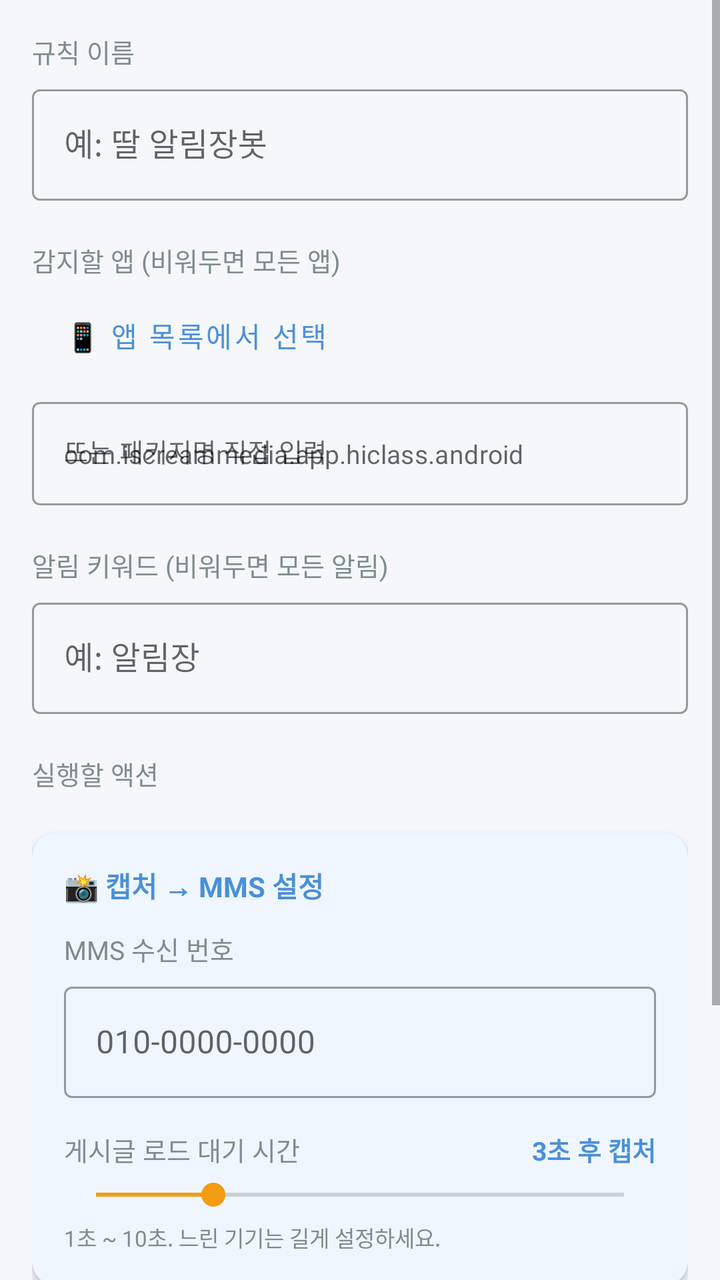
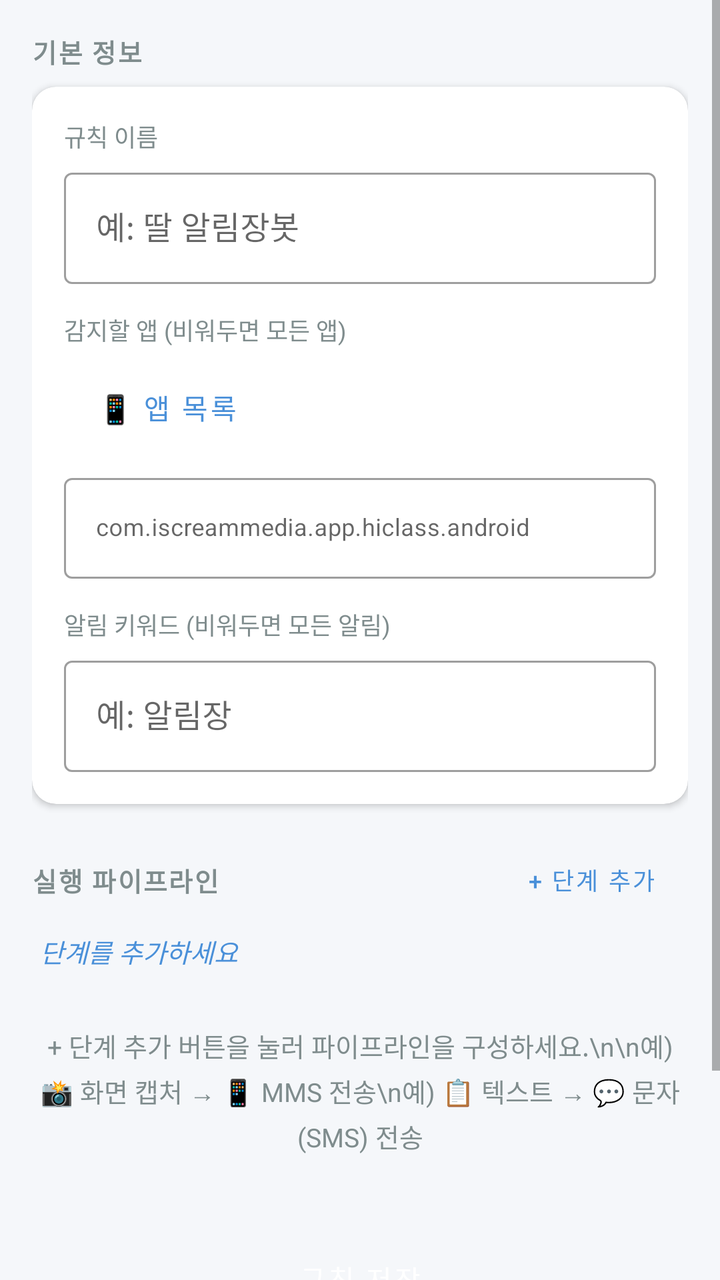

Two renders of the same Android screen: before a commit and after it. Below are the layout's source before the change and the commit's diff.
<!-- AndroidManifest.xml: application theme Theme.AlimjangBot -->
<!-- res/layout/activity_rule_edit.xml -->
<?xml version="1.0" encoding="utf-8"?>
<ScrollView xmlns:android="http://schemas.android.com/apk/res/android"
    xmlns:app="http://schemas.android.com/apk/res-auto"
    android:layout_width="match_parent"
    android:layout_height="match_parent"
    android:background="@color/background">

    <LinearLayout
        android:layout_width="match_parent"
        android:layout_height="wrap_content"
        android:orientation="vertical"
        android:padding="16dp">

        
        <TextView android:layout_width="wrap_content" android:layout_height="wrap_content"
            android:text="규칙 이름" android:textSize="13sp" android:textColor="@color/text_secondary"
            android:layout_marginBottom="4dp" />

        <com.google.android.material.textfield.TextInputLayout
            android:layout_width="match_parent" android:layout_height="wrap_content"
            android:layout_marginBottom="20dp"
            style="@style/Widget.MaterialComponents.TextInputLayout.OutlinedBox">
            <com.google.android.material.textfield.TextInputEditText
                android:id="@+id/etRuleName"
                android:layout_width="match_parent" android:layout_height="wrap_content"
                android:hint="예: 딸 알림장봇" android:inputType="text" />
        </com.google.android.material.textfield.TextInputLayout>

        
        <TextView android:layout_width="wrap_content" android:layout_height="wrap_content"
            android:text="감지할 앱 (비워두면 모든 앱)" android:textSize="13sp"
            android:textColor="@color/text_secondary" android:layout_marginBottom="4dp" />

        
        <LinearLayout android:layout_width="match_parent" android:layout_height="wrap_content"
            android:orientation="horizontal" android:gravity="center_vertical"
            android:layout_marginBottom="4dp">

            <Button
                android:id="@+id/btnPickApp"
                android:layout_width="wrap_content" android:layout_height="wrap_content"
                android:text="📱 앱 목록에서 선택"
                style="@style/Widget.MaterialComponents.Button.OutlinedButton" />

            <TextView
                android:id="@+id/tvSelectedApp"
                android:layout_width="0dp" android:layout_height="wrap_content"
                android:layout_weight="1" android:layout_marginStart="12dp"
                android:textSize="14sp" android:textStyle="bold"
                android:textColor="@color/primary"
                android:visibility="gone" />
        </LinearLayout>

        
        <com.google.android.material.textfield.TextInputLayout
            android:layout_width="match_parent" android:layout_height="wrap_content"
            android:layout_marginBottom="20dp"
            android:hint="또는 패키지명 직접 입력"
            style="@style/Widget.MaterialComponents.TextInputLayout.OutlinedBox">
            <com.google.android.material.textfield.TextInputEditText
                android:id="@+id/etPackageName"
                android:layout_width="match_parent" android:layout_height="wrap_content"
                android:hint="com.iscreammedia.app.hiclass.android"
                android:inputType="text" android:textSize="13sp" />
        </com.google.android.material.textfield.TextInputLayout>

        
        <TextView android:layout_width="wrap_content" android:layout_height="wrap_content"
            android:text="알림 키워드 (비워두면 모든 알림)" android:textSize="13sp"
            android:textColor="@color/text_secondary" android:layout_marginBottom="4dp" />

        <com.google.android.material.textfield.TextInputLayout
            android:layout_width="match_parent" android:layout_height="wrap_content"
            android:layout_marginBottom="20dp"
            style="@style/Widget.MaterialComponents.TextInputLayout.OutlinedBox">
            <com.google.android.material.textfield.TextInputEditText
                android:id="@+id/etKeyword"
                android:layout_width="match_parent" android:layout_height="wrap_content"
                android:hint="예: 알림장" android:inputType="text" />
        </com.google.android.material.textfield.TextInputLayout>

        
        <TextView android:layout_width="wrap_content" android:layout_height="wrap_content"
            android:text="실행할 액션" android:textSize="13sp"
            android:textColor="@color/text_secondary" android:layout_marginBottom="4dp" />

        <RadioGroup
            android:id="@+id/rgAction"
            android:layout_width="match_parent"
            android:layout_height="wrap_content"
            android:layout_marginBottom="16dp" />

        
        <androidx.cardview.widget.CardView
            android:id="@+id/cardMmsConfig"
            android:layout_width="match_parent" android:layout_height="wrap_content"
            android:layout_marginBottom="20dp"
            app:cardCornerRadius="12dp" app:cardElevation="2dp"
            app:cardBackgroundColor="#F0F6FF">

            <LinearLayout
                android:layout_width="match_parent" android:layout_height="wrap_content"
                android:orientation="vertical" android:padding="16dp">

                <TextView android:layout_width="wrap_content" android:layout_height="wrap_content"
                    android:text="📸 캡처 → MMS 설정" android:textSize="14sp"
                    android:textStyle="bold" android:layout_marginBottom="12dp"
                    android:textColor="@color/primary" />

                
                <TextView android:layout_width="wrap_content" android:layout_height="wrap_content"
                    android:text="MMS 수신 번호" android:textSize="13sp"
                    android:textColor="@color/text_secondary" android:layout_marginBottom="4dp" />

                <com.google.android.material.textfield.TextInputLayout
                    android:layout_width="match_parent" android:layout_height="wrap_content"
                    android:layout_marginBottom="16dp"
                    style="@style/Widget.MaterialComponents.TextInputLayout.OutlinedBox">
                    <com.google.android.material.textfield.TextInputEditText
                        android:id="@+id/etRecipient"
                        android:layout_width="match_parent" android:layout_height="wrap_content"
                        android:hint="010-0000-0000" android:inputType="phone" />
                </com.google.android.material.textfield.TextInputLayout>

                
                <LinearLayout android:layout_width="match_parent" android:layout_height="wrap_content"
                    android:orientation="horizontal" android:gravity="center_vertical">
                    <TextView android:layout_width="0dp" android:layout_height="wrap_content"
                        android:layout_weight="1" android:text="게시글 로드 대기 시간"
                        android:textSize="13sp" android:textColor="@color/text_secondary" />
                    <TextView android:id="@+id/tvDelayLabel"
                        android:layout_width="wrap_content" android:layout_height="wrap_content"
                        android:text="3초 후 캡처" android:textSize="13sp"
                        android:textColor="@color/primary" android:textStyle="bold" />
                </LinearLayout>

                <SeekBar android:id="@+id/seekBarDelay"
                    android:layout_width="match_parent" android:layout_height="wrap_content"
                    android:layout_marginTop="4dp" android:max="9" android:progress="2" />

                <TextView android:layout_width="match_parent" android:layout_height="wrap_content"
                    android:text="1초 ~ 10초. 느린 기기는 길게 설정하세요."
                    android:textSize="11sp" android:textColor="@color/text_secondary"
                    android:layout_marginTop="4dp" />
            </LinearLayout>
        </androidx.cardview.widget.CardView>

        
        <Button
            android:id="@+id/btnSave"
            android:layout_width="match_parent" android:layout_height="52dp"
            android:layout_marginBottom="8dp"
            android:text="규칙 저장"
            style="@style/Widget.MaterialComponents.Button" />

        <Button
            android:id="@+id/btnTest"
            android:layout_width="match_parent" android:layout_height="52dp"
            android:layout_marginBottom="24dp"
            android:text="🧪 테스트 전송 (현재 화면 캡처)"
            style="@style/Widget.MaterialComponents.Button.OutlinedButton" />

    </LinearLayout>
</ScrollView>
<!-- resources referenced by this layout -->
<resources>
  <color name="background">#F5F7FA</color>
  <color name="primary">#4A90D9</color>
  <color name="text_secondary">#7F8C8D</color>
  <style name="Theme.AlimjangBot" parent="Theme.MaterialComponents.DayNight.DarkActionBar">
          <item name="colorPrimary">@color/primary</item>
          <item name="colorPrimaryVariant">@color/primary_dark</item>
          <item name="colorOnPrimary">@color/white</item>
          <item name="colorSecondary">@color/accent</item>
          <item name="colorOnSecondary">@color/white</item>
          <item name="android:statusBarColor">@color/primary_dark</item>
          <item name="android:windowBackground">@color/background</item>
      </style>
  <color name="primary_dark">#2C6FAC</color>
  <color name="white">#FFFFFF</color>
  <color name="accent">#F39C12</color>
</resources>

<!-- the commit's change to res/layout/activity_rule_edit.xml (unified diff, before → after) -->
@@ -13,152 +13,122 @@
 
         
         <TextView android:layout_width="wrap_content" android:layout_height="wrap_content"
-            android:text="규칙 이름" android:textSize="13sp" android:textColor="@color/text_secondary"
-            android:layout_marginBottom="4dp" />
+            android:text="기본 정보" android:textSize="13sp" android:textStyle="bold"
+            android:textColor="@color/text_secondary" android:letterSpacing="0.06"
+            android:layout_marginBottom="8dp"/>
 
-        <com.google.android.material.textfield.TextInputLayout
+        <androidx.cardview.widget.CardView
             android:layout_width="match_parent" android:layout_height="wrap_content"
             android:layout_marginBottom="20dp"
-            style="@style/Widget.MaterialComponents.TextInputLayout.OutlinedBox">
-            <com.google.android.material.textfield.TextInputEditText
-                android:id="@+id/etRuleName"
-                android:layout_width="match_parent" android:layout_height="wrap_content"
-                android:hint="예: 딸 알림장봇" android:inputType="text" />
-        </com.google.android.material.textfield.TextInputLayout>
+            app:cardCornerRadius="12dp" app:cardElevation="2dp">
 
-        
-        <TextView android:layout_width="wrap_content" android:layout_height="wrap_content"
-            android:text="감지할 앱 (비워두면 모든 앱)" android:textSize="13sp"
-            android:textColor="@color/text_secondary" android:layout_marginBottom="4dp" />
+            <LinearLayout android:layout_width="match_parent" android:layout_height="wrap_content"
+                android:orientation="vertical" android:padding="16dp">
+
+                
+                <TextView android:layout_width="wrap_content" android:layout_height="wrap_content"
+                    android:text="규칙 이름" android:textSize="12sp" android:textColor="@color/text_secondary"
+                    android:layout_marginBottom="4dp"/>
+                <com.google.android.material.textfield.TextInputLayout
+                    android:layout_width="match_parent" android:layout_height="wrap_content"
+                    android:layout_marginBottom="14dp"
+                    style="@style/Widget.MaterialComponents.TextInputLayout.OutlinedBox">
+                    <com.google.android.material.textfield.TextInputEditText
+                        android:id="@+id/etRuleName" android:layout_width="match_parent"
+                        android:layout_height="wrap_content" android:hint="예: 딸 알림장봇"
+                        android:inputType="text"/>
+                </com.google.android.material.textfield.TextInputLayout>
+
+                
+                <TextView android:layout_width="wrap_content" android:layout_height="wrap_content"
+                    android:text="감지할 앱 (비워두면 모든 앱)" android:textSize="12sp"
+                    android:textColor="@color/text_secondary" android:layout_marginBottom="6dp"/>
+                <LinearLayout android:layout_width="match_parent" android:layout_height="wrap_content"
+                    android:orientation="horizontal" android:gravity="center_vertical"
+                    android:layout_marginBottom="6dp">
+                    <Button android:id="@+id/btnPickApp" android:layout_width="wrap_content"
+                        android:layout_height="wrap_content" android:text="📱 앱 목록"
+                        style="@style/Widget.MaterialComponents.Button.OutlinedButton"/>
+                    <TextView android:id="@+id/tvSelectedApp" android:layout_width="0dp"
+                        android:layout_height="wrap_content" android:layout_weight="1"
+                        android:layout_marginStart="10dp" android:textSize="13sp"
+                        android:textStyle="bold" android:textColor="@color/primary"
+                        android:visibility="gone"/>
+                </LinearLayout>
+                <com.google.android.material.textfield.TextInputLayout
+                    android:layout_width="match_parent" android:layout_height="wrap_content"
+                    android:layout_marginBottom="14dp"
+                    style="@style/Widget.MaterialComponents.TextInputLayout.OutlinedBox">
+                    <com.google.android.material.textfield.TextInputEditText
+                        android:id="@+id/etPackageName" android:layout_width="match_parent"
+                        android:layout_height="wrap_content"
+                        android:hint="com.iscreammedia.app.hiclass.android"
+                        android:inputType="text" android:textSize="12sp"/>
+                </com.google.android.material.textfield.TextInputLayout>
+
+                
+                <TextView android:layout_width="wrap_content" android:layout_height="wrap_content"
+                    android:text="알림 키워드 (비워두면 모든 알림)" android:textSize="12sp"
+                    android:textColor="@color/text_secondary" android:layout_marginBottom="4dp"/>
+                <com.google.android.material.textfield.TextInputLayout
+                    android:layout_width="match_parent" android:layout_height="wrap_content"
+                    style="@style/Widget.MaterialComponents.TextInputLayout.OutlinedBox">
+                    <com.google.android.material.textfield.TextInputEditText
+                        android:id="@+id/etKeyword" android:layout_width="match_parent"
+                        android:layout_height="wrap_content" android:hint="예: 알림장"
+                        android:inputType="text"/>
+                </com.google.android.material.textfield.TextInputLayout>
+
+            </LinearLayout>
+        </androidx.cardview.widget.CardView>
 
         
         <LinearLayout android:layout_width="match_parent" android:layout_height="wrap_content"
             android:orientation="horizontal" android:gravity="center_vertical"
-            android:layout_marginBottom="4dp">
-
-            <Button
-                android:id="@+id/btnPickApp"
-                android:layout_width="wrap_content" android:layout_height="wrap_content"
-                android:text="📱 앱 목록에서 선택"
-                style="@style/Widget.MaterialComponents.Button.OutlinedButton" />
-
-            <TextView
-                android:id="@+id/tvSelectedApp"
-                android:layout_width="0dp" android:layout_height="wrap_content"
-                android:layout_weight="1" android:layout_marginStart="12dp"
-                android:textSize="14sp" android:textStyle="bold"
-                android:textColor="@color/primary"
-                android:visibility="gone" />
+            android:layout_marginBottom="8dp">
+            <TextView android:layout_width="0dp" android:layout_height="wrap_content"
+                android:layout_weight="1" android:text="실행 파이프라인"
+                android:textSize="13sp" android:textStyle="bold"
+                android:textColor="@color/text_secondary" android:letterSpacing="0.06"/>
+            <Button android:id="@+id/btnAddStep" android:layout_width="wrap_content"
+                android:layout_height="36dp" android:text="+ 단계 추가"
+                android:textSize="12sp"
+                style="@style/Widget.MaterialComponents.Button.OutlinedButton"/>
         </LinearLayout>
 
         
-        <com.google.android.material.textfield.TextInputLayout
+        <TextView android:id="@+id/tvPipelineSummary"
             android:layout_width="match_parent" android:layout_height="wrap_content"
-            android:layout_marginBottom="20dp"
-            android:hint="또는 패키지명 직접 입력"
-            style="@style/Widget.MaterialComponents.TextInputLayout.OutlinedBox">
-            <com.google.android.material.textfield.TextInputEditText
-                android:id="@+id/etPackageName"
-                android:layout_width="match_parent" android:layout_height="wrap_content"
-                android:hint="com.iscreammedia.app.hiclass.android"
-                android:inputType="text" android:textSize="13sp" />
-        </com.google.android.material.textfield.TextInputLayout>
+            android:layout_marginBottom="8dp" android:paddingHorizontal="4dp"
+            android:text="단계를 추가하세요" android:textSize="13sp"
+            android:textColor="@color/primary" android:textStyle="italic"/>
 
         
-        <TextView android:layout_width="wrap_content" android:layout_height="wrap_content"
-            android:text="알림 키워드 (비워두면 모든 알림)" android:textSize="13sp"
-            android:textColor="@color/text_secondary" android:layout_marginBottom="4dp" />
-
-        <com.google.android.material.textfield.TextInputLayout
+        <TextView android:id="@+id/tvEmptySteps"
             android:layout_width="match_parent" android:layout_height="wrap_content"
-            android:layout_marginBottom="20dp"
-            style="@style/Widget.MaterialComponents.TextInputLayout.OutlinedBox">
-            <com.google.android.material.textfield.TextInputEditText
-                android:id="@+id/etKeyword"
-                android:layout_width="match_parent" android:layout_height="wrap_content"
-                android:hint="예: 알림장" android:inputType="text" />
-        </com.google.android.material.textfield.TextInputLayout>
+            android:paddingVertical="20dp" android:gravity="center"
+            android:text="+ 단계 추가 버튼을 눌러 파이프라인을 구성하세요.\n\n예) 📸 화면 캡처 → 📱 MMS 전송\n예) 📋 텍스트 → 💬 문자(SMS) 전송"
+            android:textSize="13sp" android:textColor="@color/text_secondary"
+            android:lineSpacingExtra="4dp" android:visibility="visible"/>
 
         
-        <TextView android:layout_width="wrap_content" android:layout_height="wrap_content"
-            android:text="실행할 액션" android:textSize="13sp"
-            android:textColor="@color/text_secondary" android:layout_marginBottom="4dp" />
-
-        <RadioGroup
-            android:id="@+id/rgAction"
+        <androidx.recyclerview.widget.RecyclerView
+            android:id="@+id/rvSteps"
             android:layout_width="match_parent"
             android:layout_height="wrap_content"
-            android:layout_marginBottom="16dp" />
+            android:nestedScrollingEnabled="false"
+            android:layout_marginBottom="16dp"/>
 
         
-        <androidx.cardview.widget.CardView
-            android:id="@+id/cardMmsConfig"
-            android:layout_width="match_parent" android:layout_height="wrap_content"
-            android:layout_marginBottom="20dp"
-            app:cardCornerRadius="12dp" app:cardElevation="2dp"
-            app:cardBackgroundColor="#F0F6FF">
+        <Button android:id="@+id/btnSave" android:layout_width="match_parent"
+            android:layout_height="52dp" android:layout_marginBottom="8dp"
+            android:text="규칙 저장"
+            style="@style/Widget.MaterialComponents.Button"/>
 
-            <LinearLayout
-                android:layout_width="match_parent" android:layout_height="wrap_content"
-                android:orientation="vertical" android:padding="16dp">
-
-                <TextView android:layout_width="wrap_content" android:layout_height="wrap_content"
-                    android:text="📸 캡처 → MMS 설정" android:textSize="14sp"
-                    android:textStyle="bold" android:layout_marginBottom="12dp"
-                    android:textColor="@color/primary" />
-
-                
-                <TextView android:layout_width="wrap_content" android:layout_height="wrap_content"
-                    android:text="MMS 수신 번호" android:textSize="13sp"
-                    android:textColor="@color/text_secondary" android:layout_marginBottom="4dp" />
-
-                <com.google.android.material.textfield.TextInputLayout
-                    android:layout_width="match_parent" android:layout_height="wrap_content"
-                    android:layout_marginBottom="16dp"
-                    style="@style/Widget.MaterialComponents.TextInputLayout.OutlinedBox">
-                    <com.google.android.material.textfield.TextInputEditText
-                        android:id="@+id/etRecipient"
-                        android:layout_width="match_parent" android:layout_height="wrap_content"
-                        android:hint="010-0000-0000" android:inputType="phone" />
-                </com.google.android.material.textfield.TextInputLayout>
-
-                
-                <LinearLayout android:layout_width="match_parent" android:layout_height="wrap_content"
-                    android:orientation="horizontal" android:gravity="center_vertical">
-                    <TextView android:layout_width="0dp" android:layout_height="wrap_content"
-                        android:layout_weight="1" android:text="게시글 로드 대기 시간"
-                        android:textSize="13sp" android:textColor="@color/text_secondary" />
-                    <TextView android:id="@+id/tvDelayLabel"
-                        android:layout_width="wrap_content" android:layout_height="wrap_content"
-                        android:text="3초 후 캡처" android:textSize="13sp"
-                        android:textColor="@color/primary" android:textStyle="bold" />
-                </LinearLayout>
-
-                <SeekBar android:id="@+id/seekBarDelay"
-                    android:layout_width="match_parent" android:layout_height="wrap_content"
-                    android:layout_marginTop="4dp" android:max="9" android:progress="2" />
-
-                <TextView android:layout_width="match_parent" android:layout_height="wrap_content"
-                    android:text="1초 ~ 10초. 느린 기기는 길게 설정하세요."
-                    android:textSize="11sp" android:textColor="@color/text_secondary"
-                    android:layout_marginTop="4dp" />
-            </LinearLayout>
-        </androidx.cardview.widget.CardView>
-
-        
-        <Button
-            android:id="@+id/btnSave"
-            android:layout_width="match_parent" android:layout_height="52dp"
-            android:layout_marginBottom="8dp"
-            android:text="규칙 저장"
-            style="@style/Widget.MaterialComponents.Button" />
-
-        <Button
-            android:id="@+id/btnTest"
-            android:layout_width="match_parent" android:layout_height="52dp"
-            android:layout_marginBottom="24dp"
-            android:text="🧪 테스트 전송 (현재 화면 캡처)"
-            style="@style/Widget.MaterialComponents.Button.OutlinedButton" />
+        <Button android:id="@+id/btnTest" android:layout_width="match_parent"
+            android:layout_height="52dp" android:layout_marginBottom="24dp"
+            android:text="🧪 테스트 실행"
+            style="@style/Widget.MaterialComponents.Button.OutlinedButton"/>
 
     </LinearLayout>
 </ScrollView>
